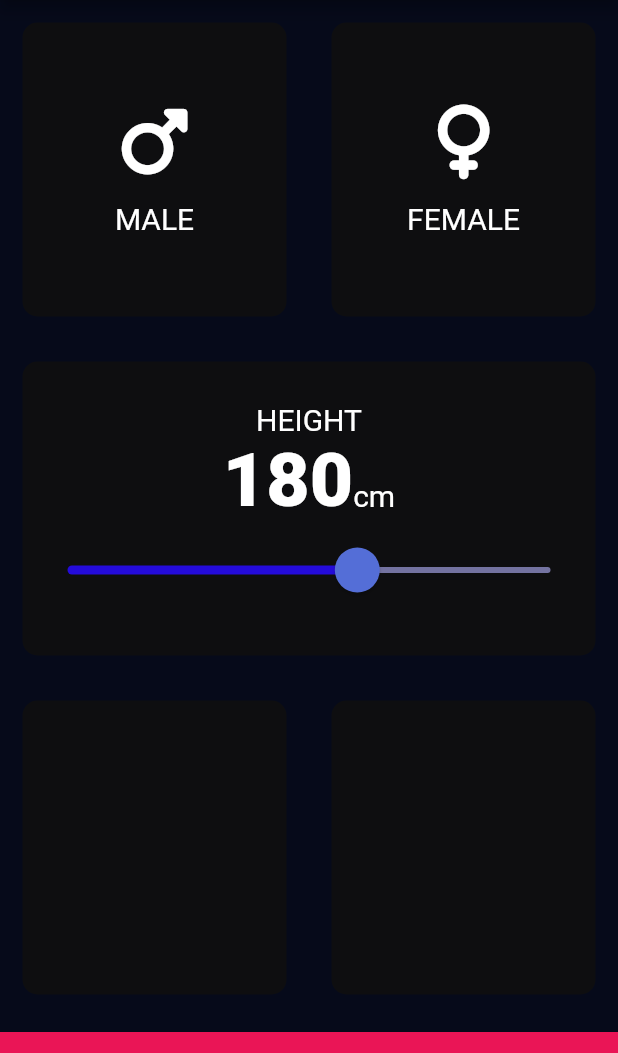
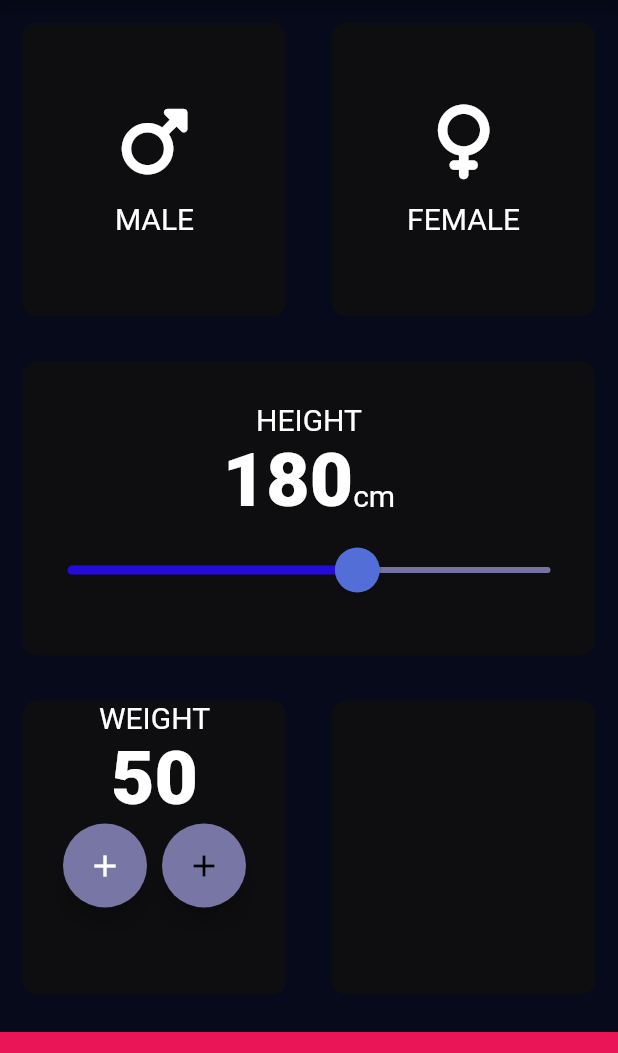
Before and after one commit to shardhayv/BMICalculator, a Flutter app: the screen it shows after launch, on a phone screen of 412 x 824 dp, the part 84-1137 px from its top. Run offline on Flutter 3.47's test engine with Material 2 defaults, Android fonts, the phone set to English and light mode, and no system bars; our stand-ins replace font_awesome_flutter.

Commit message:
made my own custom button

```diff
--- a/lib/input_page.dart
+++ b/lib/input_page.dart
@@ -18,6 +18,7 @@ class _InputPageState extends State<InputPage> {
   Gender? selectedGender;
 
   int height = 180;
+  int weight = 50;
   // Color maleCardColour = cardColour;
   // Color femaleCardColour = cardColour;
 
@@ -148,13 +149,50 @@ class _InputPageState extends State<InputPage> {
           ),
           Expanded(
             child: Row(
-              children: const [
+              children: [
                 Expanded(
                   child: ReusableCard(
                     colour: kCardColour,
+                    cardChild: Column(
+                      children: [
+                        const Text(
+                          'WEIGHT',
+                          style: kLabelTextStyle,
+                        ),
+                        Text(
+                          weight.toString(),
+                          style: kNumberLabelStyle,
+                        ),
+                        Row(
+                          mainAxisAlignment: MainAxisAlignment.center,
+                          children: [
+                            const RoundCustomButton(
+                              icon: Icons.add,
+                            ),
+                            // FloatingActionButton(
+                            //   backgroundColor: const Color(0xff7776A4),
+                            //   onPressed: () {},
+                            //   child: const Icon(
+                            //     Icons.add,
+                            //   ),
+                            // ),
+                            const SizedBox(
+                              width: 10,
+                            ),
+                            FloatingActionButton(
+                              backgroundColor: const Color(0xff7776A4),
+                              onPressed: () {},
+                              child: const Icon(
+                                Icons.add,
+                              ),
+                            ),
+                          ],
+                        )
+                      ],
+                    ),
                   ),
                 ),
-                Expanded(
+                const Expanded(
                   child: ReusableCard(
                     colour: kCardColour,
                   ),
@@ -173,3 +211,21 @@ class _InputPageState extends State<InputPage> {
     );
   }
 }
+
+class RoundCustomButton extends StatelessWidget {
+  const RoundCustomButton({super.key, this.icon});
+
+  final IconData? icon;
+
+  @override
+  Widget build(BuildContext context) {
+    return RawMaterialButton(
+      elevation: 6.0,
+      constraints: const BoxConstraints.tightFor(width: 56.0, height: 56.0),
+      shape: const CircleBorder(),
+      fillColor: const Color(0xff7776A4),
+      onPressed: () {},
+      child: Icon(icon),
+    );
+  }
+}
```
